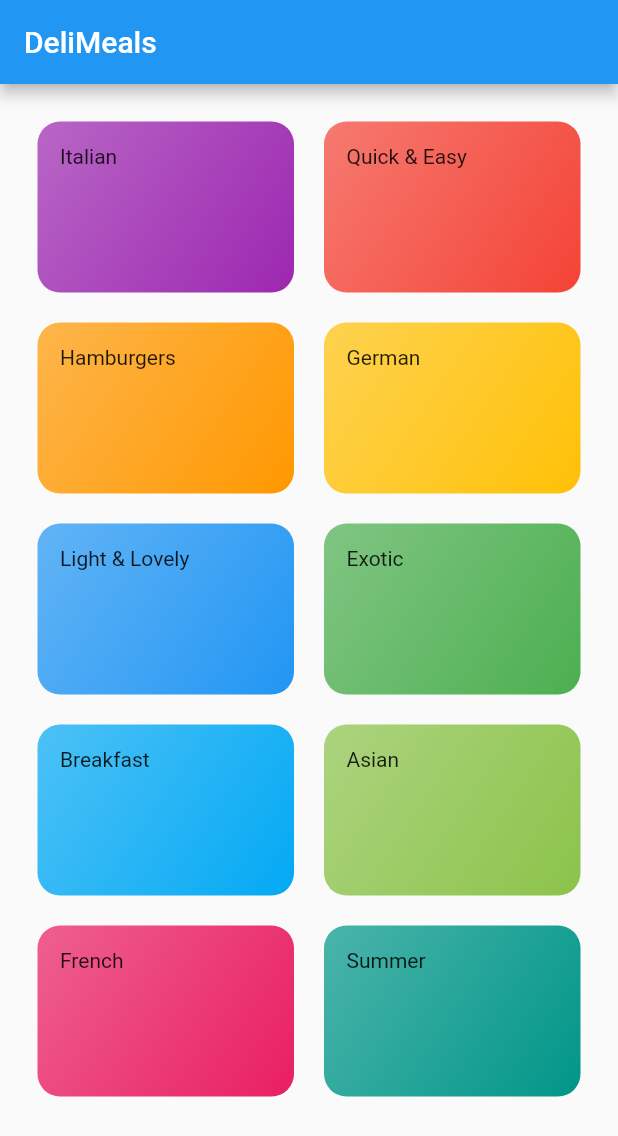
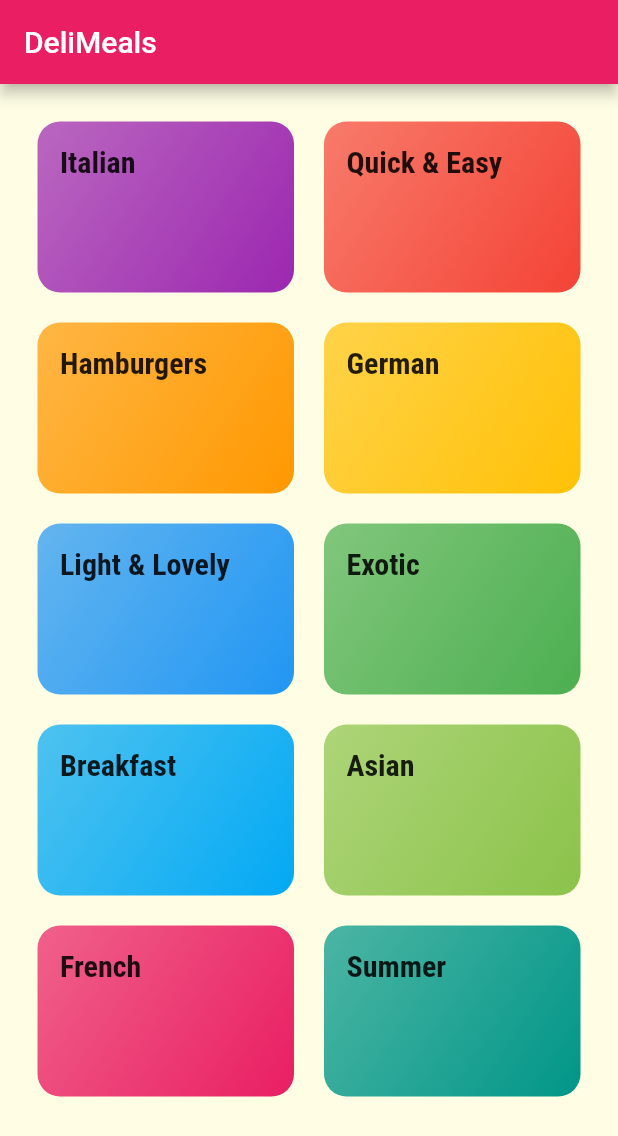
Before and after one commit to SukaranKant/Meals, a Flutter app: the screen it shows after launch, on a phone screen of 412 x 824 dp. Shown: the top 1136 px of the screen. Run offline on Flutter 3.47's test engine with Material 2 defaults, Android fonts, the phone set to English and light mode, and no system bars.

Commit message:
add theme and styling

```diff
--- a/lib/category_item.dart
+++ b/lib/category_item.dart
@@ -1,7 +1,6 @@
 import 'package:flutter/material.dart';
 
 class CategoryItem extends StatelessWidget {
-
   final String title;
   final Color color;
 
@@ -10,8 +9,13 @@ class CategoryItem extends StatelessWidget {
   @override
   Widget build(BuildContext context) {
     return Container(
-      padding: const EdgeInsets.all(15,),
-      child: Text(title),
+      padding: const EdgeInsets.all(
+        15,
+      ),
+      child: Text(
+        title,
+        style: Theme.of(context).textTheme.subtitle1,
+      ),
       decoration: BoxDecoration(
         gradient: LinearGradient(
           colors: [
@@ -23,7 +27,6 @@ class CategoryItem extends StatelessWidget {
         ),
         borderRadius: BorderRadius.circular(15),
       ),
-
     );
   }
 }
--- a/lib/main.dart
+++ b/lib/main.dart
@@ -10,7 +10,23 @@ class MyApp extends StatelessWidget {
       debugShowCheckedModeBanner: false,
       title: 'DeliMeals',
       theme: ThemeData(
-        primarySwatch: Colors.blue,
+        primarySwatch: Colors.pink,
+        accentColor: Colors.amber,
+        canvasColor: const Color.fromRGBO(255, 254, 229, 1),
+        fontFamily: 'Raleway',
+        textTheme: ThemeData.light().textTheme.copyWith(
+              bodyText1: const TextStyle(
+                color: Color.fromRGBO(20, 51, 51, 1),
+              ),
+              bodyText2: const TextStyle(
+                color: Color.fromRGBO(20, 51, 51, 1),
+              ),
+              subtitle1: const TextStyle(
+                fontSize: 20,
+                fontFamily: 'RobotoCondensed',
+                fontWeight: FontWeight.bold,
+              ),
+            ),
       ),
       home: CategoriesScreen(),
     );
```
Also changed, not shown: pubspec.yaml (+19 -7 lines), assets/fonts/Raleway-Black.ttf (added), assets/fonts/Raleway-Bold.ttf (added), assets/fonts/Raleway-Regular.ttf (added), assets/fonts/RobotoCondensed-Bold.ttf (added), assets/fonts/RobotoCondensed-Italic.ttf (added), assets/fonts/RobotoCondensed-Light.ttf (added), assets/fonts/RobotoCondensed-Regular.ttf (added).
